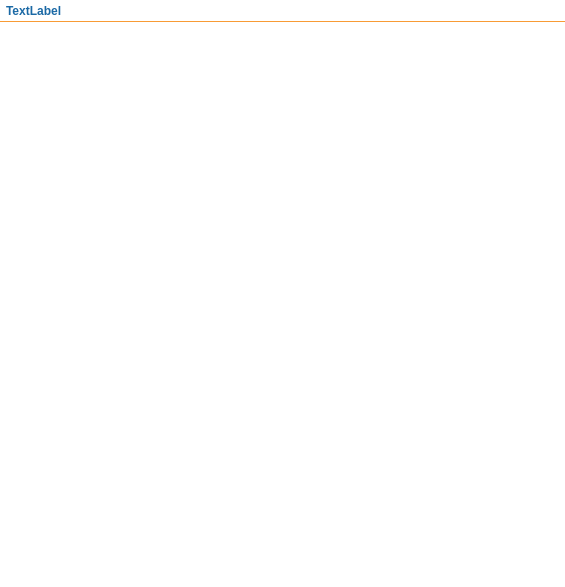
The window that concerts/ConcertFilesWidget.ui (Komet/MediaElch) describes before a commit, drawn with Qt 5.
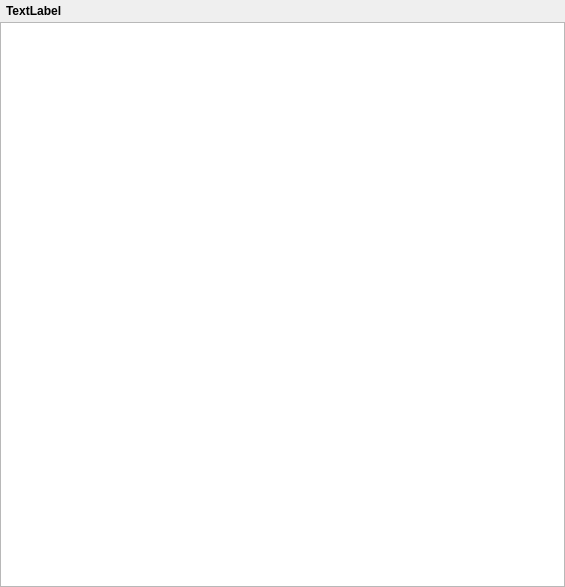
The same window after the commit. Custom widgets are drawn as their Qt base class.

```diff
--- a/concerts/ConcertFilesWidget.ui
+++ b/concerts/ConcertFilesWidget.ui
@@ -10,15 +10,6 @@
     <height>587</height>
    </rect>
   </property>
-  <property name="styleSheet">
-   <string notr="true">QTableView {
-	border: 0px;
-}
-
-#files {
-	color: #395265;
-}</string>
-  </property>
   <layout class="QVBoxLayout" name="verticalLayout">
    <property name="spacing">
     <number>0</number>
@@ -37,14 +28,6 @@
    </property>
    <item>
     <widget class="QWidget" name="widget" native="true">
-     <property name="styleSheet">
-      <string notr="true">QWidget {
-	background-color: #ffffff;
-	color: rgb(27, 105, 165);
-	border-bottom: 1px solid #f0f0f0;
-	border-bottom: 1px solid rgb(248, 155, 53);
-}</string>
-     </property>
      <layout class="QVBoxLayout" name="verticalLayout_2">
       <property name="leftMargin">
        <number>6</number>
@@ -66,9 +49,6 @@
           <bold>true</bold>
          </font>
         </property>
-        <property name="styleSheet">
-         <string notr="true">border: none;</string>
-        </property>
         <property name="text">
          <string notr="true">TextLabel</string>
         </property>
@@ -91,11 +71,6 @@
      <property name="contextMenuPolicy">
       <enum>Qt::CustomContextMenu</enum>
      </property>
-     <property name="styleSheet">
-      <string notr="true">selection-background-color: qlineargradient(spread:pad, x1:0, y1:0, x2:0, y2:1, stop:0 #4185b6, stop:1 #1b6aa5);
-alternate-background-color: #f9f9f9;
-selection-color: #ffffff;</string>
-     </property>
      <property name="editTriggers">
       <set>QAbstractItemView::NoEditTriggers</set>
      </property>
```
